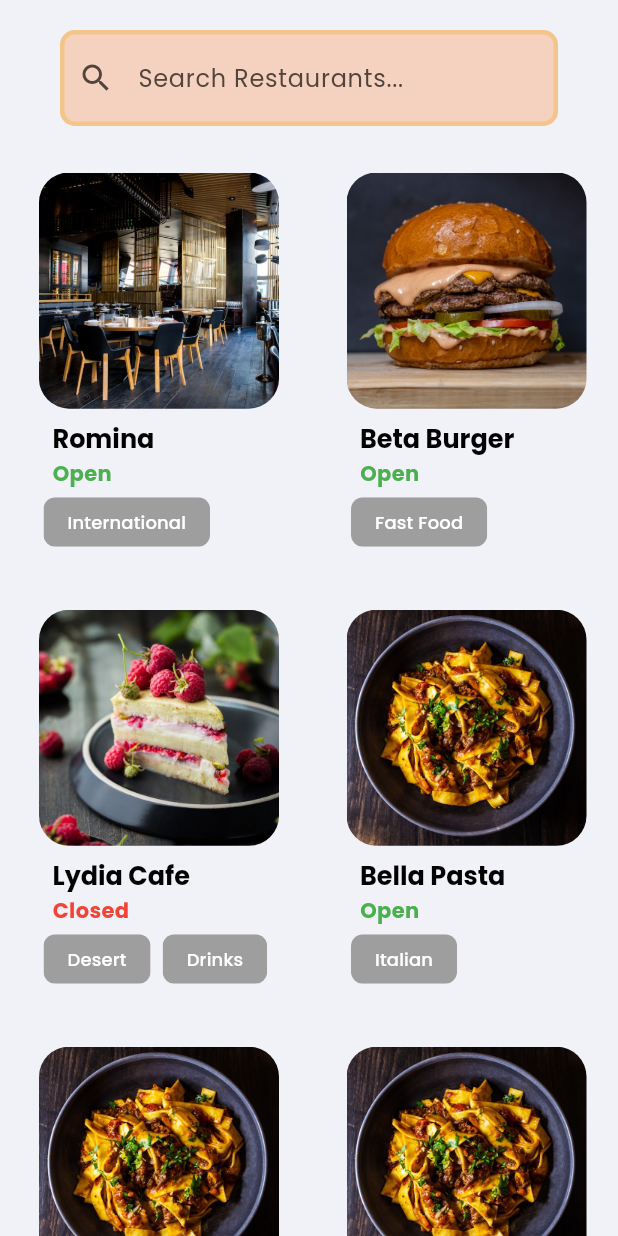
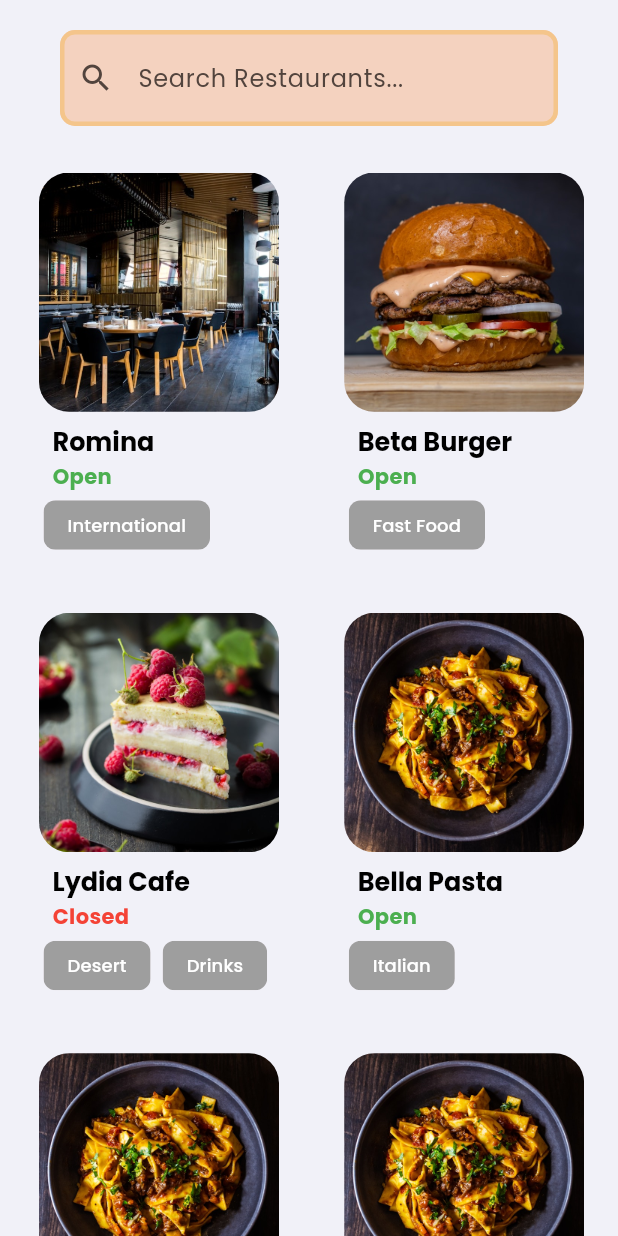
Before and after one commit to SimonDerejeW/flutter-2024-proj, a Flutter app: the screen it shows after launch, on a phone screen of 412 x 824 dp. Run offline on Flutter 3.47's test engine with Material 3 defaults, Android fonts, the phone set to English and light mode, and no system bars; our stand-ins replace google_fonts.

Commit message:
Refactor padding and spacing in home_page.dart and RestaurantGrid widget

```diff
--- a/restaurant_review/lib/presentation/screens/home_page.dart
+++ b/restaurant_review/lib/presentation/screens/home_page.dart
@@ -15,14 +15,14 @@ class ReviewHome extends StatelessWidget {
   Widget build(BuildContext context) {
     return Column(
       children: [
-        SearchWidget(),
+        const SearchWidget(),
         const SizedBox(
           height: 15,
         ),
         Expanded(
           child: Container(
               padding: const EdgeInsets.only(left: 10),
-              child: RestaurantGrid()),
+              child: const RestaurantGrid()),
         ),
       ],
     );
@@ -38,9 +38,9 @@ class RestaurantGrid extends StatelessWidget {
   Widget build(BuildContext context) {
 
     return GridView.builder(
-      gridDelegate: SliverGridDelegateWithFixedCrossAxisCount(
+      gridDelegate: const SliverGridDelegateWithFixedCrossAxisCount(
         crossAxisCount: 2, // Number of columns in the grid
-        crossAxisSpacing: 8, // Spacing between columns
+        crossAxisSpacing: 5, // Spacing between columns
         mainAxisSpacing: 10,
         childAspectRatio: 0.7,
 
```
